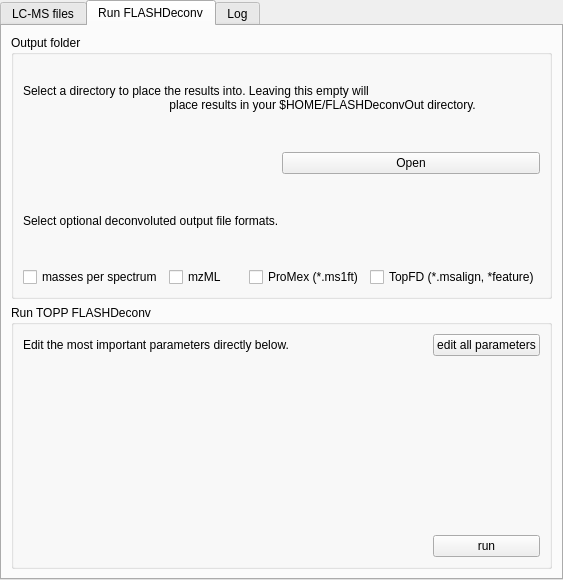
Qt form src/openms_gui/source/VISUAL/DIALOGS/FLASHDeconvTabWidget.ui (OpenMS/OpenMS) before a commit.
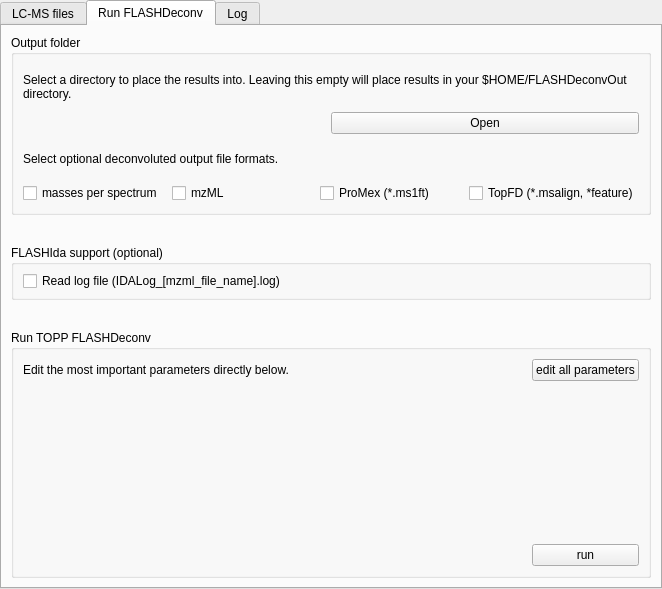
The same form after that commit. The open tabs and pages were chosen to show the change. Custom widgets are drawn as their Qt base class.

Commit message: adding in_log parameter support

Diff of the .ui file:
```diff
--- a/src/openms_gui/source/VISUAL/DIALOGS/FLASHDeconvTabWidget.ui
+++ b/src/openms_gui/source/VISUAL/DIALOGS/FLASHDeconvTabWidget.ui
@@ -6,8 +6,8 @@
             <rect>
                 <x>0</x>
                 <y>0</y>
-                <width>563</width>
-                <height>580</height>
+    <width>662</width>
+    <height>589</height>
             </rect>
         </property>
         <property name="minimumSize">
@@ -86,19 +86,44 @@
             <attribute name="title">
                 <string>Run FLASHDeconv</string>
             </attribute>
-            <layout class="QVBoxLayout" name="verticalLayout_3">
+   <layout class="QVBoxLayout" name="verticalLayout_3" stretch="0,0,0">
+    <property name="spacing">
+     <number>30</number>
+    </property>
+    <property name="sizeConstraint">
+     <enum>QLayout::SetDefaultConstraint</enum>
+    </property>
                 <item>
                     <widget class="QGroupBox" name="groupBox_7">
+      <property name="sizePolicy">
+       <sizepolicy hsizetype="Preferred" vsizetype="Fixed">
+        <horstretch>0</horstretch>
+        <verstretch>0</verstretch>
+       </sizepolicy>
+      </property>
+      <property name="minimumSize">
+       <size>
+        <width>0</width>
+        <height>180</height>
+       </size>
+      </property>
+      <property name="maximumSize">
+       <size>
+        <width>16777215</width>
+        <height>180</height>
+       </size>
+      </property>
                         <property name="title">
                             <string>Output folder</string>
                         </property>
                         <layout class="QVBoxLayout" name="verticalLayout_9">
+       <property name="spacing">
+        <number>2</number>
+       </property>
                             <item>
                                 <widget class="QLabel" name="label_6">
                                     <property name="text">
-                                        <string>Select a directory to place the results into. Leaving this empty will
-                                            place results in your $HOME/FLASHDeconvOut directory.
-                                        </string>
+          <string>Select a directory to place the results into. Leaving this empty will place results in your $HOME/FLASHDeconvOut directory.</string>
                                     </property>
                                     <property name="wordWrap">
                                         <bool>true</bool>
@@ -186,6 +211,49 @@
                         </layout>
                     </widget>
                 </item>
+    <item>
+     <widget class="QGroupBox" name="groupbox_readlogfile">
+      <property name="enabled">
+       <bool>true</bool>
+      </property>
+      <property name="sizePolicy">
+       <sizepolicy hsizetype="Preferred" vsizetype="Fixed">
+        <horstretch>0</horstretch>
+        <verstretch>0</verstretch>
+       </sizepolicy>
+      </property>
+      <property name="minimumSize">
+       <size>
+        <width>0</width>
+        <height>55</height>
+       </size>
+      </property>
+      <property name="maximumSize">
+       <size>
+        <width>16777215</width>
+        <height>55</height>
+       </size>
+      </property>
+      <property name="toolTip">
+       <string>&lt;html&gt;&lt;head/&gt;&lt;body&gt;&lt;p&gt;A log file should be in the same directory as mzML file to be read.&lt;/p&gt;&lt;/body&gt;&lt;/html&gt;</string>
+      </property>
+      <property name="title">
+       <string>FLASHIda support (optional)</string>
+      </property>
+      <layout class="QHBoxLayout" name="horizontalLayout">
+       <item>
+        <widget class="QCheckBox" name="checkbox_readlogfile">
+         <property name="toolTip">
+          <string>&lt;html&gt;&lt;head/&gt;&lt;body&gt;&lt;p&gt;Log file name: IDALog_[mzml_file_name].log. A log file should be in the same directory as mzML file to be read.&lt;/p&gt;&lt;/body&gt;&lt;/html&gt;</string>
+         </property>
+         <property name="text">
+          <string>Read log file (IDALog_[mzml_file_name].log)</string>
+         </property>
+        </widget>
+       </item>
+      </layout>
+     </widget>
+    </item>
                 <item>
                     <widget class="QGroupBox" name="groupBox_6">
                         <property name="sizePolicy">
@@ -269,12 +337,6 @@
             <header>OpenMS/VISUAL/InputFileList.h</header>
             <container>1</container>
         </customwidget>
-        <customwidget>
-            <class>InputFile</class>
-            <extends>QWidget</extends>
-            <header>OpenMS/VISUAL/InputFile.h</header>
-            <container>1</container>
-        </customwidget>
         <customwidget>
             <class>ParamEditor</class>
             <extends>QWidget</extends>
```
Left out of the diff: 106 changed lines with no effect on the pictures. Lines whose indentation alone changed are shown as unchanged. The commit also changes 1 other file.
